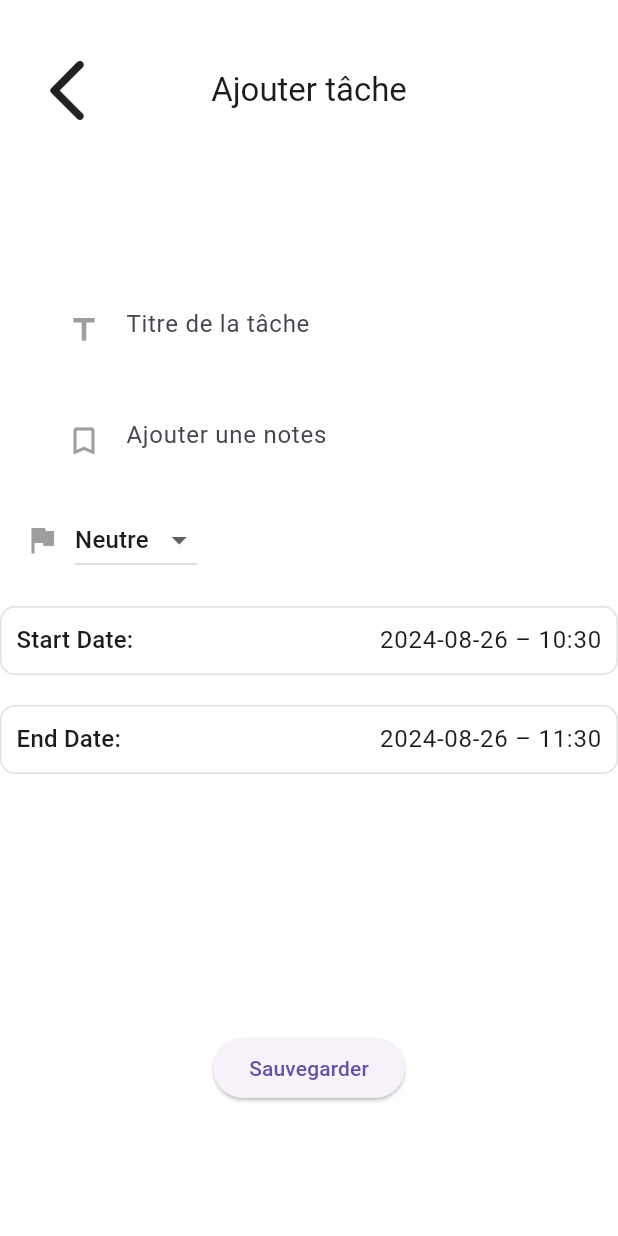
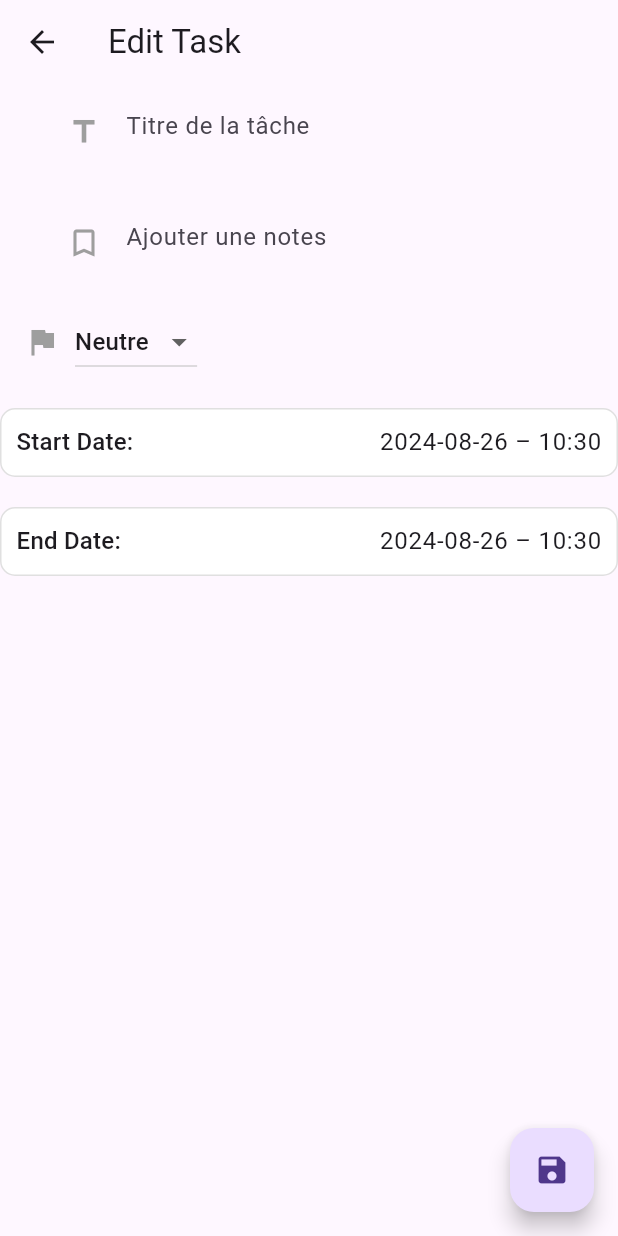
Before and after one commit to PavelDelhomme/flutter_todo, a Flutter app: the screen it shows once a user with an empty profile is signed in, after a tap on the "add" icon, on a phone screen of 412 x 824 dp. Run offline on Flutter 3.47's test engine with Material 3 defaults, Android fonts, the light colour scheme and no system bars; our stand-ins replace another_flushbar, cloud_firestore, firebase_auth, firebase_core, flutter_datetime_picker_bdaya, flutter_local_notifications and 4 more; accounts and stored records are empty.

Commit message:
Ajout de tâche fonctionnel completement pour le moment

```diff
--- a/lib/main.dart
+++ b/lib/main.dart
@@ -13,23 +13,17 @@ import 'services/notification_service.dart';
 
 void main() async {
   WidgetsFlutterBinding.ensureInitialized();
+  await Firebase.initializeApp(options: DefaultFirebaseOptions.currentPlatform);
+
   await Hive.initFlutter();
   Hive.registerAdapter(TaskAdapter());
   await Hive.openBox<Task>('tasks');
 
-  await Firebase.initializeApp(
-    options: DefaultFirebaseOptions.currentPlatform,
-  );
 
   try {
     await notificationService.initialize();
   } catch (e) {
     print('Error initializing notification service: $e');
-  }
-
-  User? user = FirebaseAuth.instance.currentUser;
-  if (user != null) {
-    await taskService.deleteTasksForDeletedUsers(); // Nettoyer les tâches des utilisateurs supprimés
   }
 
   runApp(const MainApp());
--- a/lib/services/task_service.dart
+++ b/lib/services/task_service.dart
@@ -8,30 +8,39 @@ class TaskService {
   final CollectionReference taskCollection = FirebaseFirestore.instance.collection('tasks');
 
   Future<void> addTask(Task task) async {
+    try {
+      await taskCollection.doc(task.id).set(task.toMap());
+
+    } catch (e) {
+      throw Exception('Failed to add task: $e');
+    }
+    /*
     final user = FirebaseAuth.instance.currentUser;
     if (user != null) {
       task.userId = user.uid;
-      log('Adding task for user: ${user.uid} with data: ${task.toMap()}');
+      log('Attempting to add task for user: ${user.uid} with data: ${task.toMap()}');
       try {
         await taskCollection.doc(task.id).set(task.toMap());
-        log('Task added successfully');
-        await _scheduleTaskNotifications(task);
+        log('Task added successfully for user: ${user.uid}');
+        //await _scheduleTaskNotifications(task);
       } catch (e) {
         log('Error adding task: $e');
       }
     } else {
       throw Exception("User not authenticated");
-    }
+    }*/
   }
 
   Future<void> updateTask(Task task) async {
-    log("TaskService started and updateTask called for task id: ${task.id}");
     try {
       await taskCollection.doc(task.id).update(task.toMap());
+      /*
+      await taskCollection.doc(task.id).update(task.toMap());
       log('Task updated successfully');
-      await _scheduleTaskNotifications(task);
+      await _scheduleTaskNotifications(task);*/
     } catch (e) {
       log('Error updating task: $e');
+      throw Exception("Failed to update task: $e");
     }
   }
 
@@ -68,7 +77,6 @@ class TaskService {
       throw Exception("User not authenticated");
     }
   }
-
   Stream<List<Task>> getTasks() {
     final user = FirebaseAuth.instance.currentUser;
     if (user != null) {
@@ -77,11 +85,10 @@ class TaskService {
           .orderBy('startDate', descending: true)
           .snapshots()
           .map((snapshot) {
-        log('Fetched tasks for user: ${user.uid}');
         return snapshot.docs.map((doc) => Task.fromMap(doc.data() as Map<String, dynamic>)).toList();
       });
     } else {
-      throw Exception("User not authenticated");
+      return Stream.value([]); // Stream vide si non authentifié
     }
   }
 
--- a/lib/views/authentication/inscription_view.dart
+++ b/lib/views/authentication/inscription_view.dart
@@ -3,6 +3,8 @@ import 'dart:developer';
 import 'package:flutter/material.dart';
 import 'package:firebase_auth/firebase_auth.dart';
 import 'package:cloud_firestore/cloud_firestore.dart';
+import 'package:todo_firebase/models/task.dart';
+import 'package:todo_firebase/services/task_service.dart';
 import '../home/home_view.dart';
 
 class InscriptionView extends StatefulWidget {
@@ -19,7 +21,6 @@ class _InscriptionViewState extends State<InscriptionView> {
   final _db = FirebaseFirestore.instance;
   final _auth = FirebaseAuth.instance;
   bool _isLoading = false;
-
   Future<void> _signUp() async {
     if (_formKey.currentState?.validate() ?? false) {
       setState(() {
@@ -37,9 +38,16 @@ class _InscriptionViewState extends State<InscriptionView> {
           'createdAt': Timestamp.now(),
         });
 
-        ScaffoldMessenger.of(context).showSnackBar(
-          const SnackBar(content: Text("Inscription réussie et connexion établie")),
+        // Create initial task for the user
+        Task initialTask = Task(
+          title: 'Welcome Task',
+          subtitle: 'This is your first task',
+          startDate: DateTime.now(),
+          endDate: DateTime.now().add(const Duration(hours: 1)),
+          userId: userCredential.user!.uid,
         );
+
+        await taskService.addTask(initialTask);
 
         Navigator.of(context).pushReplacement(
           MaterialPageRoute(builder: (context) => const HomeView()),
@@ -54,7 +62,6 @@ class _InscriptionViewState extends State<InscriptionView> {
         ScaffoldMessenger.of(context).showSnackBar(
           SnackBar(content: Text(errorMessage)),
         );
-        log("Error : ${e.message}");
       } catch (e) {
         ScaffoldMessenger.of(context).showSnackBar(
           SnackBar(content: Text('Échec de l\'inscription : $e')),
--- a/lib/views/home/home_view.dart
+++ b/lib/views/home/home_view.dart
@@ -59,12 +59,10 @@ class _HomeViewState extends State<HomeView> {
       );
     });
   }
-
   @override
   Widget build(BuildContext context) {
     return Scaffold(
       appBar: const HomeAppBar(),
-      drawer: DrawerMenu(onSignOut: _signOut),
       body: StreamBuilder<List<Task>>(
         stream: taskService.getTasks(),
         builder: (context, snapshot) {
@@ -72,16 +70,12 @@ class _HomeViewState extends State<HomeView> {
             return const Center(child: CircularProgressIndicator());
           }
           if (snapshot.hasError) {
-            log("home_view : snapshot.hasError : Error: ${snapshot.error}");
-            return Center(child: Text("Erreur: ${snapshot.error}"));
+            log("Error fetching tasks: ${snapshot.error}");
+            return Center(child: Text("Erreur lors de la récupération des tâches"));
           }
           final tasks = snapshot.data ?? [];
-          log("home_view : tasks content = $tasks");
           if (tasks.isEmpty) {
-            log("home_view : tasks empty");
-            return const Center(
-              child: Text("Pas encore de tâches"),
-            );
+            return const Center(child: Text("Pas encore de tâches"));
           }
           return ListView.builder(
             itemCount: tasks.length,
--- a/lib/views/tasks/forms/task_form.dart
+++ b/lib/views/tasks/forms/task_form.dart
@@ -40,7 +40,7 @@ class _TaskFormState extends State<TaskForm> {
   void initState() {
     super.initState();
     startDate = widget.initialStartDate ?? DateTime.now();
-    endDate = widget.initialEndDate ?? DateTime.now().add(const Duration(hours: 1));
+    endDate = widget.initialStartDate ?? DateTime.now().add(const Duration(hours: 1));
     priorityLevel = widget.initialPriorityLevel;
   }
 
--- a/lib/views/tasks/task_view.dart
+++ b/lib/views/tasks/task_view.dart
@@ -1,3 +1,5 @@
+import 'dart:developer';
+
 import 'package:flutter/material.dart';
 import 'package:firebase_auth/firebase_auth.dart';
 import 'package:todo_firebase/views/tasks/components/task_app_bar.dart';
@@ -57,49 +59,40 @@ class _TaskViewState extends State<TaskView> {
   }
 
   void _saveTask() async {
+    final userId = FirebaseAuth.instance.currentUser?.uid;
+    if (userId == null) {
+      _showErrorDialog('Error', 'You must be logged in to save tasks.');
+      return;
+    }
+
     if (widget.taskControllerForTitle.text.isNotEmpty &&
         widget.taskControllerForSubtitle.text.isNotEmpty) {
       try {
-        if (widget.task != null) {
-          widget.task?.title = widget.taskControllerForTitle.text;
-          widget.task?.subtitle = widget.taskControllerForSubtitle.text;
-          widget.task?.startDate = startDate ?? widget.task!.startDate;
-          widget.task?.endDate = endDate ?? widget.task!.endDate;
-          widget.task?.priorityLevel = priorityLevel;
-          widget.task?.userId = FirebaseAuth.instance.currentUser!.uid;
-          await taskService.updateTask(widget.task!);
-          if (mounted) {
-            ScaffoldMessenger.of(context).showSnackBar(
-              const SnackBar(content: Text("Tâche mise à jour avec succès.")),
-            );
-          }
-        } else {
-          var task = Task.create(
+        Task task = widget.task ?? Task(
           title: widget.taskControllerForTitle.text,
           subtitle: widget.taskControllerForSubtitle.text,
           startDate: startDate ?? DateTime.now(),
           endDate: endDate ?? DateTime.now().add(const Duration(hours: 1)),
           priorityLevel: priorityLevel,
-            userId: FirebaseAuth.instance.currentUser!.uid,
+          userId: userId,  // Le bon userId
         );
+
+        if (widget.task != null) {
+          await taskService.updateTask(task);
+        } else {
           await taskService.addTask(task);
-          if (mounted) {
-            ScaffoldMessenger.of(context).showSnackBar(
-              const SnackBar(content: Text('Tâche ajoutée avec succès.')),
-            );
+          log("Adding task for user: $userId with data: ${task.toMap()}");
+        }
+
+        Navigator.of(context).pop();
+      } catch (e) {
+        _showErrorDialog('Error', 'An error occurred: $e');
+      }
+    } else {
+      _showErrorDialog('Invalid Input', 'Please complete all fields.');
     }
   }
 
-        if (mounted) {
-          Navigator.of(context).pop();
-        }
-      } catch (error) {
-        _showErrorDialog('Error', 'Une erreur est survenue pendant l\'enregistrement de la tâche.');
-      }
-    } else {
-      _showErrorDialog('Oops', 'Veuillez remplir tous les champs.');
-    }
-  }
 
   void _showErrorDialog(String title, String message) {
     showDialog(
@@ -109,9 +102,7 @@ class _TaskViewState extends State<TaskView> {
         content: Text(message),
         actions: [
           TextButton(
-            onPressed: () {
-              Navigator.of(ctx).pop();
-            },
+            onPressed: () => Navigator.of(ctx).pop(),
             child: const Text('OK'),
           ),
         ],
@@ -119,28 +110,19 @@ class _TaskViewState extends State<TaskView> {
     );
   }
 
-  dynamic deleteTask() {
-    widget.task?.delete();
+  dynamic deleteTask() async {
+    if (widget.task != null) {
+      await taskService.deleteTask(widget.task!.id);
       Navigator.of(context).pop();
+    }
   }
 
   @override
   Widget build(BuildContext context) {
-    return GestureDetector(
-      onTap: () => FocusManager.instance.primaryFocus?.unfocus(),
-      child: Scaffold(
-        backgroundColor: Colors.white,
-        appBar: TaskAppBar(isTaskAlreadyExist: widget.task != null),
-        body: SizedBox(
-          width: double.infinity,
-          height: double.infinity,
-          child: Center(
-            child: SingleChildScrollView(
-              physics: const BouncingScrollPhysics(),
-              child: Column(
-                mainAxisAlignment: MainAxisAlignment.start,
-                children: [
-                  TaskForm(
+    return Scaffold(
+      appBar: AppBar(title: const Text('Edit Task')),
+      body: SingleChildScrollView(
+        child: TaskForm(
           taskControllerForTitle: widget.taskControllerForTitle,
           taskControllerForSubtitle: widget.taskControllerForSubtitle,
           initialStartDate: startDate,
@@ -150,15 +132,10 @@ class _TaskViewState extends State<TaskView> {
           onEndDateSelected: _onEndDateSelected,
           onPrioritySelected: _onPrioritySelected,
         ),
-                  ElevatedButton(
+      ),
+      floatingActionButton: FloatingActionButton(
         onPressed: _saveTask,
-                    child: const Text("Sauvegarder"),
-                  )
-                ],
-              ),
-            ),
-          ),
-        ),
+        child: const Icon(Icons.save),
       ),
     );
   }
```
Also changed, not shown: lib/data/hive_data_store.dart (deleted, +0 -34 lines). Lines whose indentation alone changed are shown as unchanged.
